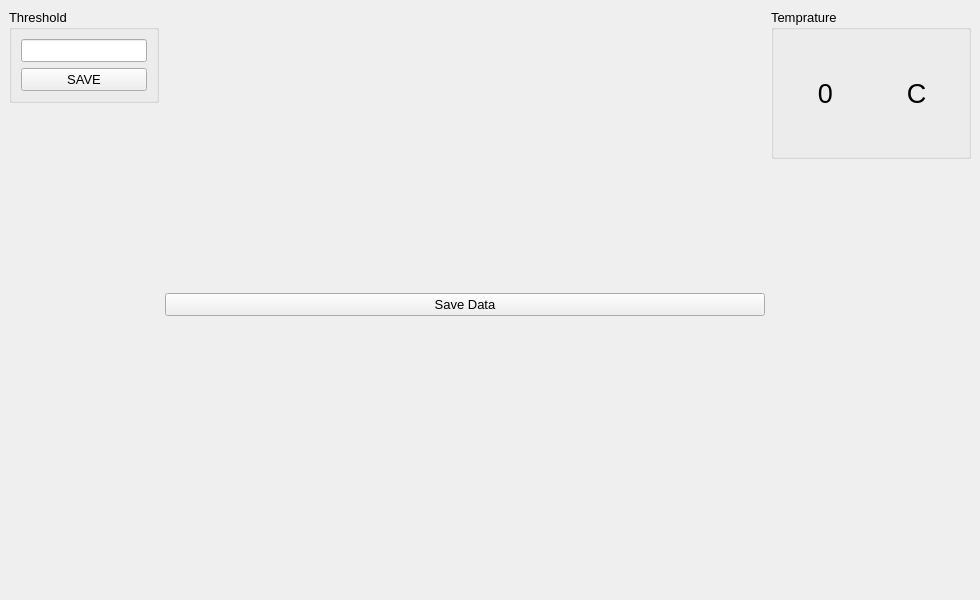
Qt form MainWindow.ui (faisalrao778/ECGSoftware) before a commit.
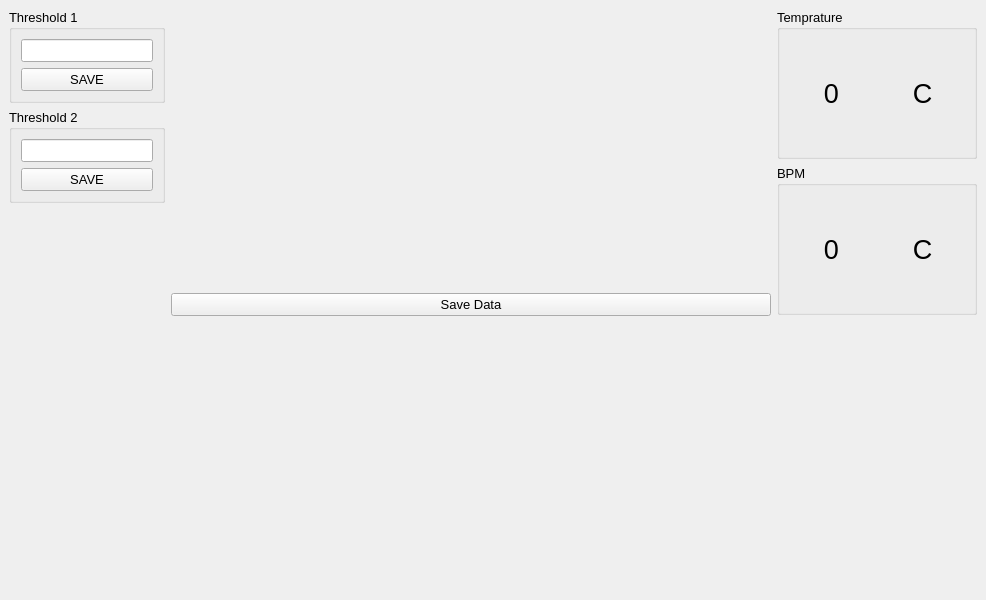
The same form after that commit.

Commit message: Code Refractoring and Threshold 2 Added

What changed in the file:
```diff
--- a/MainWindow.ui
+++ b/MainWindow.ui
@@ -6,7 +6,7 @@
    <rect>
     <x>0</x>
     <y>0</y>
-    <width>862</width>
+    <width>986</width>
     <height>600</height>
    </rect>
   </property>
@@ -46,7 +46,7 @@
          </font>
         </property>
         <property name="title">
-         <string>Threshold</string>
+         <string>Threshold 1</string>
         </property>
         <layout class="QVBoxLayout" name="verticalLayout">
          <item>
@@ -72,6 +72,46 @@
         </layout>
        </widget>
       </item>
+      <item>
+       <widget class="QGroupBox" name="groupBox_threshold2">
+        <property name="minimumSize">
+         <size>
+          <width>150</width>
+          <height>0</height>
+         </size>
+        </property>
+        <property name="maximumSize">
+         <size>
+          <width>200</width>
+          <height>150</height>
+         </size>
+        </property>
+        <property name="font">
+         <font>
+          <pointsize>10</pointsize>
+         </font>
+        </property>
+        <property name="title">
+         <string>Threshold 2</string>
+        </property>
+        <layout class="QVBoxLayout" name="verticalLayout_2">
+         <item>
+          <widget class="QLineEdit" name="lineEdit_threshold2">
+           <property name="alignment">
+            <set>Qt::AlignCenter</set>
+           </property>
+          </widget>
+         </item>
+         <item>
+          <widget class="QPushButton" name="pushButton_threshold2_save">
+           <property name="text">
+            <string>SAVE</string>
+           </property>
+          </widget>
+         </item>
+        </layout>
+       </widget>
+      </item>
       <item>
        <spacer name="verticalSpacer_threshold">
         <property name="orientation">
@@ -132,7 +172,7 @@
      </layout>
     </item>
     <item>
-     <layout class="QVBoxLayout" name="valueDisplayLayout" stretch="0,0">
+     <layout class="QVBoxLayout" name="valueDisplayLayout" stretch="0,0,0">
       <property name="sizeConstraint">
        <enum>QLayout::SetDefaultConstraint</enum>
       </property>
@@ -192,6 +232,62 @@
         </layout>
        </widget>
       </item>
+      <item>
+       <widget class="QGroupBox" name="groupBox_2">
+        <property name="minimumSize">
+         <size>
+          <width>200</width>
+          <height>150</height>
+         </size>
+        </property>
+        <property name="maximumSize">
+         <size>
+          <width>200</width>
+          <height>150</height>
+         </size>
+        </property>
+        <property name="font">
+         <font>
+          <pointsize>10</pointsize>
+         </font>
+        </property>
+        <property name="title">
+         <string>BPM</string>
+        </property>
+        <layout class="QHBoxLayout" name="horizontalLayout_3">
+         <item>
+          <widget class="QLabel" name="label">
+           <property name="font">
+            <font>
+             <pointsize>20</pointsize>
+            </font>
+           </property>
+           <property name="text">
+            <string>0</string>
+           </property>
+           <property name="alignment">
+            <set>Qt::AlignCenter</set>
+           </property>
+          </widget>
+         </item>
+         <item>
+          <widget class="QLabel" name="label_2">
+           <property name="font">
+            <font>
+             <pointsize>20</pointsize>
+            </font>
+           </property>
+           <property name="text">
+            <string>C</string>
+           </property>
+           <property name="alignment">
+            <set>Qt::AlignCenter</set>
+           </property>
+          </widget>
+         </item>
+        </layout>
+       </widget>
+      </item>
       <item>
        <spacer name="verticalSpacer">
         <property name="orientation">
```
The commit also changes 4 other files.
